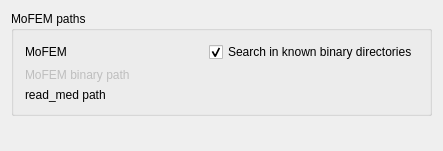
First picture: the form in src/Mod/Fem/Gui/DlgSettingsFemMoFEM.ui, repository Helios113/FreeCAD, before the edit.
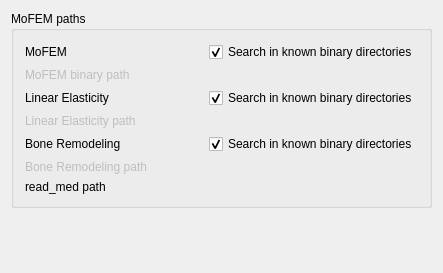
Second picture: the form after the edit. Custom widgets are drawn as their Qt base class.

```diff
--- a/src/Mod/Fem/Gui/DlgSettingsFemMoFEM.ui
+++ b/src/Mod/Fem/Gui/DlgSettingsFemMoFEM.ui
@@ -7,7 +7,7 @@
     <x>0</x>
     <y>0</y>
     <width>443</width>
-    <height>151</height>
+    <height>273</height>
    </rect>
   </property>
   <property name="windowTitle">
@@ -42,39 +42,20 @@
         </property>
         <item>
          <layout class="QGridLayout" name="gl_mofem">
-          <item row="2" column="0">
-           <widget class="QLabel" name="l_mofem_binary_path">
-            <property name="enabled">
-             <bool>false</bool>
+          <item row="7" column="2">
+           <widget class="Gui::PrefFileChooser" name="fc_mofem_readmed_path">
+            <property name="prefEntry" stdset="0">
+             <cstring>MoFEMMedPath</cstring>
             </property>
-            <property name="minimumSize">
-             <size>
-              <width>0</width>
-              <height>0</height>
-             </size>
-            </property>
-            <property name="text">
-             <string>MoFEM binary path</string>
+            <property name="prefPath" stdset="0">
+             <cstring>Mod/Fem/MoFEM</cstring>
             </property>
            </widget>
           </item>
           <item row="3" column="0">
-           <widget class="QLabel" name="l_mofem_readmed_path">
-            <property name="minimumSize">
-             <size>
-              <width>0</width>
-              <height>0</height>
-             </size>
-            </property>
+           <widget class="QLabel" name="l_elasticity_std">
             <property name="text">
-             <string>read_med path</string>
-            </property>
-           </widget>
-          </item>
-          <item row="0" column="0">
-           <widget class="QLabel" name="l_mofem_binary_std">
-            <property name="text">
-             <string>MoFEM</string>
+             <string>Linear Elasticity</string>
             </property>
            </widget>
           </item>
@@ -94,6 +75,61 @@
             </property>
            </widget>
           </item>
+          <item row="5" column="0">
+           <widget class="QLabel" name="l_bone_std">
+            <property name="text">
+             <string>Bone Remodeling</string>
+            </property>
+           </widget>
+          </item>
+          <item row="5" column="2">
+           <widget class="Gui::PrefCheckBox" name="cb_bone_std">
+            <property name="text">
+             <string>Search in known binary directories</string>
+            </property>
+            <property name="checked">
+             <bool>true</bool>
+            </property>
+            <property name="prefEntry" stdset="0">
+             <cstring>UseStandardBoneLocation</cstring>
+            </property>
+            <property name="prefPath" stdset="0">
+             <cstring>Mod/Fem/MoFEM</cstring>
+            </property>
+           </widget>
+          </item>
+          <item row="3" column="2">
+           <widget class="Gui::PrefCheckBox" name="cb_elasticity_std">
+            <property name="text">
+             <string>Search in known binary directories</string>
+            </property>
+            <property name="checkable">
+             <bool>true</bool>
+            </property>
+            <property name="checked">
+             <bool>true</bool>
+            </property>
+            <property name="prefEntry" stdset="0">
+             <cstring>UseStandardElasticityLocation</cstring>
+            </property>
+            <property name="prefPath" stdset="0">
+             <cstring>Mod/Fem/MoFEM</cstring>
+            </property>
+           </widget>
+          </item>
+          <item row="7" column="0">
+           <widget class="QLabel" name="l_mofem_readmed_path">
+            <property name="minimumSize">
+             <size>
+              <width>0</width>
+              <height>0</height>
+             </size>
+            </property>
+            <property name="text">
+             <string>read_med path</string>
+            </property>
+           </widget>
+          </item>
           <item row="2" column="2">
            <widget class="Gui::PrefFileChooser" name="fc_mofem_binary_path">
             <property name="enabled">
@@ -134,10 +170,69 @@
             </property>
            </widget>
           </item>
-          <item row="3" column="2">
-           <widget class="Gui::PrefFileChooser" name="fc_mofem_readmed_path">
+          <item row="2" column="0">
+           <widget class="QLabel" name="l_mofem_binary_path">
+            <property name="enabled">
+             <bool>false</bool>
+            </property>
+            <property name="minimumSize">
+             <size>
+              <width>0</width>
+              <height>0</height>
+             </size>
+            </property>
+            <property name="text">
+             <string>MoFEM binary path</string>
+            </property>
+           </widget>
+          </item>
+          <item row="0" column="0">
+           <widget class="QLabel" name="l_mofem_binary_std">
+            <property name="text">
+             <string>MoFEM</string>
+            </property>
+           </widget>
+          </item>
+          <item row="4" column="0">
+           <widget class="QLabel" name="l_elasticity_path">
+            <property name="enabled">
+             <bool>false</bool>
+            </property>
+            <property name="text">
+             <string>Linear Elasticity path</string>
+            </property>
+           </widget>
+          </item>
+          <item row="6" column="0">
+           <widget class="QLabel" name="l_bone_path">
+            <property name="enabled">
+             <bool>false</bool>
+            </property>
+            <property name="text">
+             <string>Bone Remodeling path</string>
+            </property>
+           </widget>
+          </item>
+          <item row="4" column="2">
+           <widget class="Gui::PrefFileChooser" name="fc_elasticity_path">
+            <property name="enabled">
+             <bool>false</bool>
+            </property>
             <property name="prefEntry" stdset="0">
-             <cstring>MoFEMMedPath</cstring>
+             <cstring>Linear_elasticityPath</cstring>
+            </property>
+            <property name="prefPath" stdset="0">
+             <cstring>Mod/Fem/MoFEM</cstring>
+            </property>
+           </widget>
+          </item>
+          <item row="6" column="2">
+           <widget class="Gui::PrefFileChooser" name="fc_bone_path">
+            <property name="enabled">
+             <bool>false</bool>
+            </property>
+            <property name="prefEntry" stdset="0">
+             <cstring>Bone_remodelingPath</cstring>
             </property>
             <property name="prefPath" stdset="0">
              <cstring>Mod/Fem/MoFEM</cstring>
```
Left out of the diff: 128 changed lines with no effect on the pictures.
